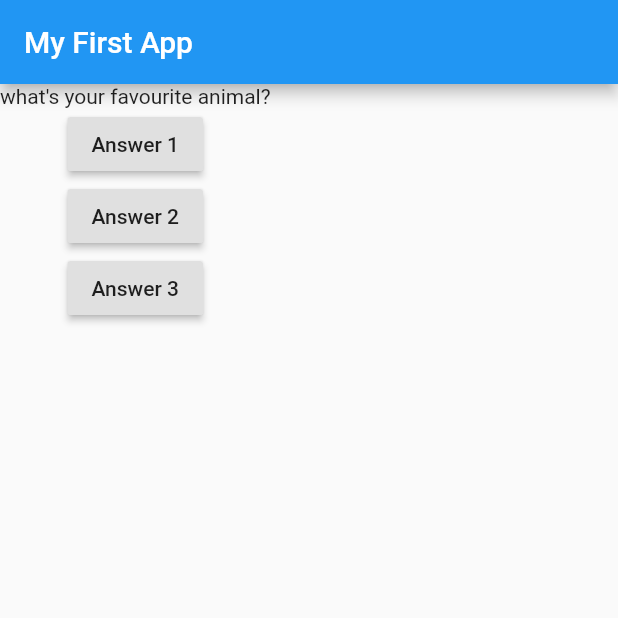
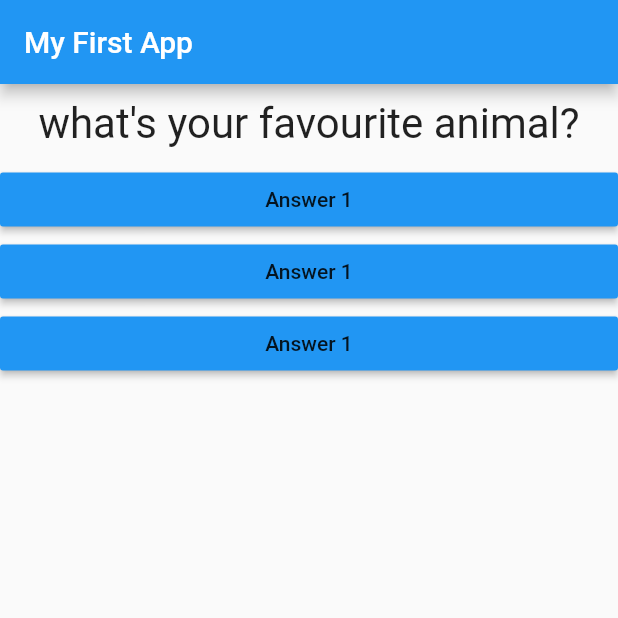
Before and after one commit to raushanraj98/app-codes, a Flutter app: the screen it shows after launch, after a tap on "Answer 1", on a phone screen of 412 x 824 dp, the top half of it. Run offline on Flutter 3.47's test engine with Material 2 defaults, Android fonts, the phone set to English and light mode, and no system bars.

```diff
--- /dev/null
+++ b/QuizApp/lib/answer.dart
@@ -0,0 +1,16 @@
+import 'package:flutter/material.dart';
+
+class Answer extends StatelessWidget {
+  final Function selectHandler;
+  Answer(this.selectHandler);
+  @override
+  Widget build(BuildContext context) {
+    return Container(
+        width: double.infinity,
+        child: RaisedButton(
+          color: Colors.blue,
+          child: Text('Answer 1'),
+          onPressed: selectHandler,
+        ));
+  }
+}
--- a/QuizApp/lib/main.dart
+++ b/QuizApp/lib/main.dart
@@ -1,5 +1,7 @@
 import 'package:flutter/material.dart';
 import 'package:flutter/widgets.dart';
+import './question.dart';
+import './answer.dart';
 
 void main() => runApp(MyApp());
 
@@ -13,7 +15,7 @@ class MyApp extends StatefulWidget {
 class _MyAppState extends State<MyApp> {
   var _questionIndex = 0;
 
-  void answerQuestion() {
+  void _answerQuestion() {
     setState(() {
       _questionIndex += 1;
     });
@@ -33,10 +35,10 @@ class _MyAppState extends State<MyApp> {
         ),
         body: Column(
           children: [
-            Text(questions[_questionIndex]),
-            RaisedButton(child: Text('Answer 1'), onPressed: answerQuestion),
-            RaisedButton(child: Text('Answer 2'), onPressed: answerQuestion),
-            RaisedButton(child: Text('Answer 3'), onPressed: answerQuestion),
+            Question(questions[_questionIndex]),
+            Answer(_answerQuestion),
+            Answer(_answerQuestion),
+            Answer(_answerQuestion)
           ],
         ),
       ),
--- /dev/null
+++ b/QuizApp/lib/question.dart
@@ -0,0 +1,19 @@
+import 'package:flutter/material.dart';
+
+class Question extends StatelessWidget {
+  final String questionText;
+  Question(this.questionText);
+
+  @override
+  Widget build(BuildContext context) {
+    return Container(
+      width: double.infinity,
+      margin: EdgeInsets.all(10),
+      child: Text(
+        questionText,
+        style: TextStyle(fontSize: 28),
+        textAlign: TextAlign.center,
+      ),
+    );
+  }
+}
```
